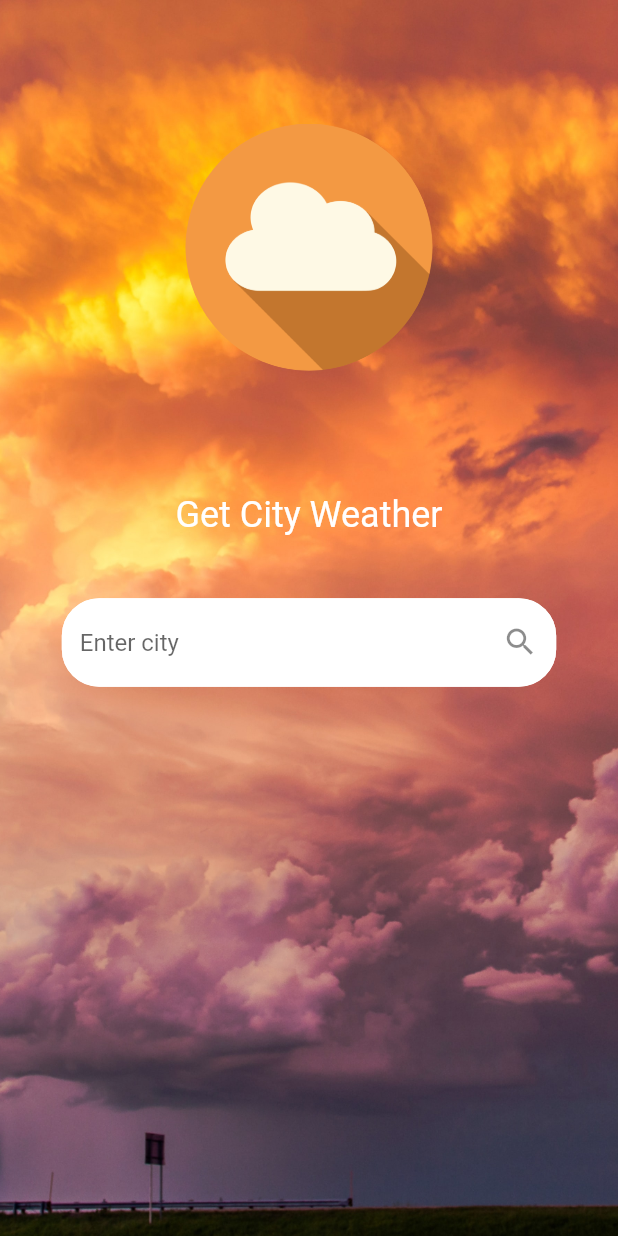
After one commit to AdamR22/know-your-weather, a Flutter app: the screen it shows after launch, on a phone screen of 412 x 824 dp. The commit adds this screen. Run offline on Flutter 3.47's test engine with Material 2 defaults, Android fonts, the phone set to English and light mode, and no system bars; our stand-ins replace bloc, flutter_bloc, flutter_dotenv.

Commit message:
Finishes app

```diff
--- /dev/null
+++ b/lib/UI/bloc/weather_bloc.dart
@@ -0,0 +1,27 @@
+import 'package:bloc/bloc.dart';
+import 'package:know_your_weather/data/repository/weather_repository.dart';
+import 'package:meta/meta.dart';
+
+import '../../data/models/weather_model.dart';
+
+part 'weather_event.dart';
+part 'weather_state.dart';
+
+class WeatherBloc extends Bloc<WeatherEvent, WeatherState> {
+  WeatherBloc() : super(WeatherInitial()) {
+    on<LoadWeather>((event, emit) async {
+      emit(WeatherLoading());
+      WeatherModel? data = await getWeather(event.city).first;
+      if (data == null) {
+        emit(WeatherFailedToLoad());
+      } else {
+        emit(WeatherLoaded(data));
+      }
+    });
+  }
+
+  Stream<WeatherModel?> getWeather(String city) async* {
+    WeatherModel? data = await WeatherRepository.getWeather(city);
+    yield data;
+  }
+}
--- /dev/null
+++ b/lib/UI/bloc/weather_event.dart
@@ -0,0 +1,10 @@
+part of 'weather_bloc.dart';
+
+@immutable
+abstract class WeatherEvent {}
+
+class LoadWeather extends WeatherEvent {
+  final String city;
+
+  LoadWeather(this.city);
+}
--- /dev/null
+++ b/lib/UI/bloc/weather_state.dart
@@ -0,0 +1,15 @@
+part of 'weather_bloc.dart';
+
+@immutable
+abstract class WeatherState {}
+
+class WeatherInitial extends WeatherState {}
+
+class WeatherLoading extends WeatherState {}
+
+class WeatherLoaded extends WeatherState {
+  late final WeatherModel data;
+  WeatherLoaded(data);
+}
+
+class WeatherFailedToLoad extends WeatherState {}
--- /dev/null
+++ b/lib/UI/views/first_page.dart
@@ -0,0 +1,95 @@
+import 'package:flutter/material.dart';
+import 'package:flutter_bloc/flutter_bloc.dart';
+import 'package:know_your_weather/UI/bloc/weather_bloc.dart';
+
+class FirstPage extends StatelessWidget {
+  late final Size size;
+  final TextEditingController _searchFieldController = TextEditingController();
+
+  FirstPage({Key? key}) : super(key: key);
+
+  @override
+  Widget build(BuildContext context) {
+    WeatherBloc bloc = BlocProvider.of<WeatherBloc>(context);
+    size = MediaQuery.of(context).size;
+    return Container(
+      decoration: const BoxDecoration(
+        image: DecorationImage(
+          image: AssetImage('assets/images/weather.png'),
+          fit: BoxFit.cover,
+        ),
+      ),
+      child: Center(
+        child: Column(
+          children: [
+            Center(
+              child: SizedBox(
+                height: size.height * .4,
+                width: size.width * .4,
+                child: Container(
+                  decoration: const BoxDecoration(
+                    shape: BoxShape.circle,
+                    image: DecorationImage(
+                      image: AssetImage('assets/images/cloud_icon.png'),
+                      fit: BoxFit.fitWidth,
+                    ),
+                  ),
+                ),
+              ),
+            ),
+            const Text(
+              'Get City Weather',
+              style: TextStyle(
+                color: Colors.white,
+                fontSize: 24,
+              ),
+            ),
+            Padding(
+              padding: EdgeInsets.only(
+                left: size.width * .1,
+                right: size.width * .1,
+                top: size.height * .05,
+              ),
+              child: TextField(
+                controller: _searchFieldController,
+                decoration: InputDecoration(
+                  suffixIcon: GestureDetector(
+                    onTap: () {
+                      bloc.add(
+                        LoadWeather(_searchFieldController.text),
+                      );
+                    },
+                    child: const Icon(
+                      Icons.search,
+                    ),
+                  ),
+                  hintText: 'Enter city',
+                  border: OutlineInputBorder(
+                    borderRadius: BorderRadius.circular(25),
+                    borderSide: const BorderSide(
+                      color: Colors.white,
+                    ),
+                  ),
+                  focusedBorder: OutlineInputBorder(
+                    borderRadius: BorderRadius.circular(25),
+                    borderSide: const BorderSide(
+                      color: Colors.white,
+                    ),
+                  ),
+                  enabledBorder: OutlineInputBorder(
+                    borderRadius: BorderRadius.circular(25),
+                    borderSide: const BorderSide(
+                      color: Colors.white,
+                    ),
+                  ),
+                  fillColor: Colors.white,
+                  filled: true,
+                ),
+              ),
+            ),
+          ],
+        ),
+      ),
+    );
+  }
+}
--- a/lib/data/models/weather_model.dart
+++ b/lib/data/models/weather_model.dart
@@ -25,7 +25,7 @@ class WeatherModel {
     return WeatherModel(
       map['location']['name'] ?? '',
       map['location']['country'] ?? '',
-      map['current']['temperature'] ?? '',
+      map['current']['temperature'].toString(),
       map['current']['weather_icons'][0] ?? '',
       map['current']['weather_descriptions'][0] ?? '',
     );
--- a/lib/main.dart
+++ b/lib/main.dart
@@ -1,4 +1,9 @@
 import 'package:flutter/material.dart';
+import 'package:flutter_bloc/flutter_bloc.dart';
+import 'package:know_your_weather/UI/bloc/weather_bloc.dart';
+import 'package:know_your_weather/UI/views/second_page.dart';
+
+import 'UI/views/first_page.dart';
 
 void main() {
   runApp(const MyApp());
@@ -15,7 +20,10 @@ class MyApp extends StatelessWidget {
       theme: ThemeData(
         primarySwatch: Colors.blue,
       ),
-      home: const HomePage(),
+      home: BlocProvider(
+        create: (context) => WeatherBloc(),
+        child: const HomePage(),
+      ),
     );
   }
 }
@@ -28,88 +36,39 @@ class HomePage extends StatefulWidget {
 }
 
 class _HomePageState extends State<HomePage> {
-  late Size size;
-  final TextEditingController _searchFieldController = TextEditingController();
   @override
   Widget build(BuildContext context) {
-    size = MediaQuery.of(context).size;
     return Scaffold(
-      body: Container(
-        decoration: const BoxDecoration(
-          image: DecorationImage(
-            image: AssetImage('assets/images/weather.png'),
-            fit: BoxFit.cover,
-          ),
-        ),
-        child: Center(
-          child: Column(
-            children: [
-              Center(
-                child: SizedBox(
-                  height: size.height * .4,
-                  width: size.width * .4,
-                  child: Container(
-                    decoration: const BoxDecoration(
-                      shape: BoxShape.circle,
-                      image: DecorationImage(
-                        image: AssetImage('assets/images/cloud_icon.png'),
-                        fit: BoxFit.fitWidth,
-                      ),
+      body: BlocConsumer<WeatherBloc, WeatherState>(
+        listener: (context, state) {
+          if (state is WeatherFailedToLoad) {
+            ScaffoldMessenger.of(context).showSnackBar(
+              const SnackBar(
+                content: Text('Something went wrong'),
+              ),
+            );
+          }
+        },
+        builder: (context, state) {
+          if (state is WeatherLoading) {
+            return Center(
+              child: Column(
+                children: const [
+                  CircularProgressIndicator(),
+                  Text(
+                    'Loading...',
+                    style: TextStyle(
+                      fontSize: 24,
                     ),
                   ),
-                ),
+                ],
               ),
-              const Text(
-                'Get City Weather',
-                style: TextStyle(
-                  color: Colors.white,
-                  fontSize: 24,
-                ),
-              ),
-              Padding(
-                padding: EdgeInsets.only(
-                  left: size.width * .1,
-                  right: size.width * .1,
-                  top: size.height * .05,
-                ),
-                child: TextField(
-                  controller: _searchFieldController,
-                  decoration: InputDecoration(
-                    suffixIcon: GestureDetector(
-                      onTap: () {
-                        //TODO: Search weather functionality
-                      },
-                      child: const Icon(
-                        Icons.search,
-                      ),
-                    ),
-                    hintText: 'Enter city',
-                    border: OutlineInputBorder(
-                      borderRadius: BorderRadius.circular(25),
-                      borderSide: const BorderSide(
-                        color: Colors.white,
-                      ),
-                    ),
-                    focusedBorder: OutlineInputBorder(
-                      borderRadius: BorderRadius.circular(25),
-                      borderSide: const BorderSide(
-                        color: Colors.white,
-                      ),
-                    ),
-                    enabledBorder: OutlineInputBorder(
-                      borderRadius: BorderRadius.circular(25),
-                      borderSide: const BorderSide(
-                        color: Colors.white,
-                      ),
-                    ),
-                    fillColor: Colors.white,
-                    filled: true,
-                  ),
-                ),
-              ),
-            ],
-          ),
-        ),
+            );
+          } else if (state is WeatherLoaded) {
+            return SecondPage(state.data);
+          }
+          return FirstPage();
+        },
       ),
     );
   }
```
Also changed, not shown: lib/UI/views/second_page.dart (added, +123 -0 lines), lib/data/repository/weather_repository.dart (+13 -0 lines), lib/data/services/weather_service.dart (+17 -0 lines).
